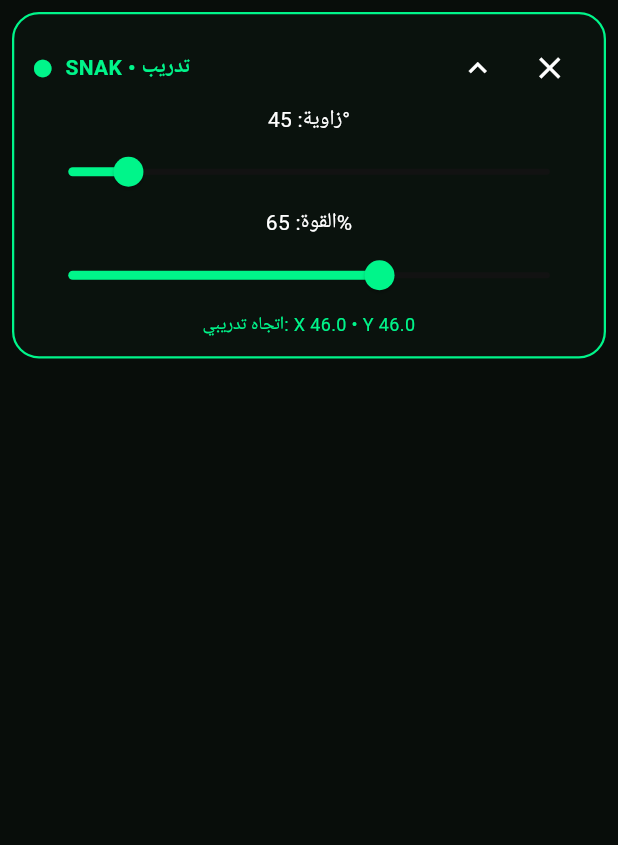
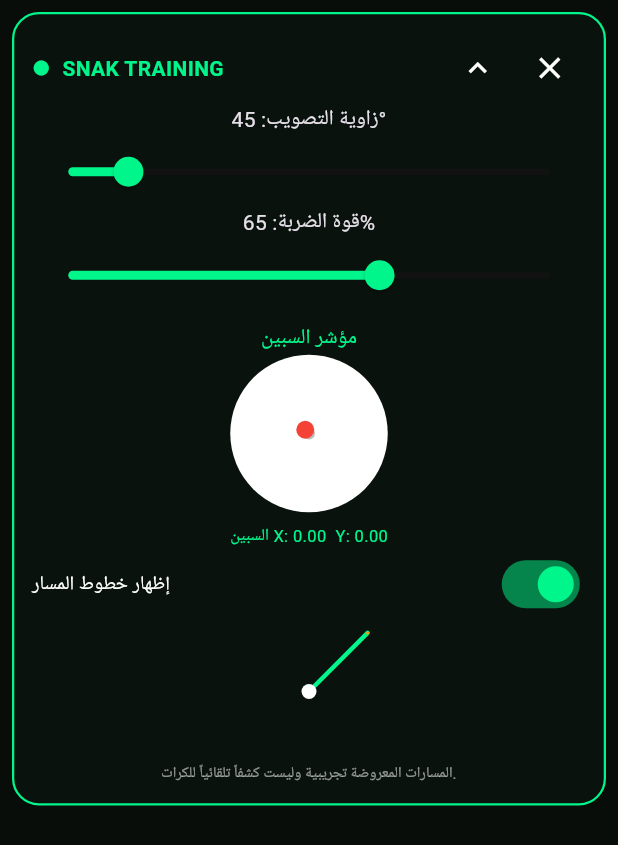
Before and after one commit to sultanswes455-creator/MERO-SMART-TRACK, a Flutter app: the TrainingOverlay widget shown alone on an empty page, opened directly, on a phone screen of 412 x 824 dp. Shown: the top 845 px of the screen. Run offline on Flutter 3.47's test engine with Material 3 defaults, Android fonts, the phone set to English and light mode, and no system bars; missing offline and left inert: flutter_overlay_window.

Commit message:
Update main.dart

```diff
--- a/lib/main.dart
+++ b/lib/main.dart
@@ -1,8 +1,9 @@
+
 import 'dart:math' as math;
 import 'package:flutter/material.dart';
 import 'package:flutter_overlay_window/flutter_overlay_window.dart';
 
-const green = Color(0xFF00F58A);
+const neon = Color(0xFF00F58A);
 const dark = Color(0xFF080D0A);
 
 void main() {
@@ -25,13 +26,94 @@ class SnakApp extends StatelessWidget {
   @override
   Widget build(BuildContext context) {
     return MaterialApp(
-      title: 'SNAK TRAINING',
       debugShowCheckedModeBanner: false,
       theme: ThemeData.dark().copyWith(
         scaffoldBackgroundColor: dark,
-        colorScheme: const ColorScheme.dark(primary: green),
+        colorScheme: const ColorScheme.dark(primary: neon),
       ),
-      home: const HomePage(),
+      home: const ActivationPage(),
+    );
+  }
+}
+
+class ActivationPage extends StatefulWidget {
+  const ActivationPage({super.key});
+
+  @override
+  State<ActivationPage> createState() => _ActivationPageState();
+}
+
+class _ActivationPageState extends State<ActivationPage> {
+  final code = TextEditingController();
+  String error = '';
+
+  void activate() {
+    if (code.text.trim() == '3111') {
+      Navigator.pushReplacement(
+        context,
+        MaterialPageRoute(builder: (_) => const HomePage()),
+      );
+    } else {
+      setState(() => error = 'كود التفعيل غير صحيح');
+    }
+  }
+
+  @override
+  void dispose() {
+    code.dispose();
+    super.dispose();
+  }
+
+  @override
+  Widget build(BuildContext context) {
+    return Scaffold(
+      body: Center(
+        child: Padding(
+          padding: const EdgeInsets.all(25),
+          child: Column(
+            mainAxisAlignment: MainAxisAlignment.center,
+            children: [
+              const Icon(Icons.sports_esports,
+                  color: neon, size: 75),
+              const SizedBox(height: 20),
+              const Text('SNAK TRAINING',
+                  style: TextStyle(
+                    color: neon,
+                    fontSize: 26,
+                    fontWeight: FontWeight.bold,
+                  )),
+              const SizedBox(height: 25),
+              TextField(
+                controller: code,
+                obscureText: true,
+                keyboardType: TextInputType.number,
+                textAlign: TextAlign.center,
+                decoration: InputDecoration(
+                  hintText: 'أدخل كود التفعيل',
+                  errorText: error.isEmpty ? null : error,
+                  filled: true,
+                  border: OutlineInputBorder(
+                    borderRadius: BorderRadius.circular(14),
+                  ),
+                ),
+                onSubmitted: (_) => activate(),
+              ),
+              const SizedBox(height: 15),
+              SizedBox(
+                width: double.infinity,
+                child: FilledButton(
+                  onPressed: activate,
+                  style: FilledButton.styleFrom(
+                    backgroundColor: neon,
+                    foregroundColor: Colors.black,
+                  ),
+                  child: const Text('دخول'),
+                ),
+              ),
+            ],
+          ),
+        ),
+      ),
     );
   }
 }
@@ -44,11 +126,11 @@ class HomePage extends StatefulWidget {
 }
 
 class _HomePageState extends State<HomePage> {
-  String status = 'النافذة العائمة متوقفة';
+  String status = 'جاهز للتشغيل';
 
-  Future<void> startOverlay() async {
+  Future<void> start() async {
     try {
-      var allowed =
+      bool allowed =
           await FlutterOverlayWindow.isPermissionGranted();
 
       if (!allowed) {
@@ -57,105 +139,71 @@ class _HomePageState extends State<HomePage> {
       }
 
       if (!allowed) {
-        setState(() {
-          status = 'لم يتم منح إذن الظهور فوق التطبيقات';
-        });
+        setState(() => status = 'يجب منح إذن الظهور فوق التطبيقات');
         return;
       }
 
       await FlutterOverlayWindow.showOverlay(
-        height: 280,
-        width: 300,
+        height: 390,
+        width: 320,
         enableDrag: true,
         overlayTitle: 'SNAK TRAINING',
-        overlayContent: 'أدوات تدريب يدوية',
+        overlayContent: 'مساعد تدريب 8 Ball Pool',
       );
 
-      setState(() {
-        status = 'تم طلب تشغيل النافذة العائمة';
-      });
-    } catch (e) {
-      setState(() {
-        status = 'تعذر تشغيل النافذة. تحقق من إعداد Android.';
-      });
+      setState(() => status = 'تم تشغيل النافذة العائمة');
+    } catch (_) {
+      setState(() => status = 'تعذر تشغيل النافذة');
     }
   }
 
-  Future<void> stopOverlay() async {
+  Future<void> stop() async {
     await FlutterOverlayWindow.closeOverlay();
-    setState(() {
-      status = 'تم إيقاف النافذة العائمة';
-    });
+    setState(() => status = 'تم إيقاف النافذة');
   }
 
   @override
   Widget build(BuildContext context) {
     return Scaffold(
       appBar: AppBar(
-        title: const Text(
-          'SNAK TRAINING',
-          style: TextStyle(
-            color: green,
-            fontWeight: FontWeight.bold,
+        title: const Text('SNAK TRAINING',
+            style: TextStyle(color: neon)),
+        centerTitle: true,
       ),
-        ),
-        centerTitle: true,
-        backgroundColor: const Color(0xFF101A13),
-      ),
-      body: ListView(
-        padding: const EdgeInsets.all(20),
+      body: Padding(
+        padding: const EdgeInsets.all(22),
+        child: Column(
+          mainAxisAlignment: MainAxisAlignment.center,
           children: [
-          const Icon(
-            Icons.sports_esports,
-            color: green,
-            size: 66,
-          ),
-          const SizedBox(height: 12),
-          const Text(
-            'مساعد تدريب 8 Ball Pool',
-            textAlign: TextAlign.center,
-            style: TextStyle(
-              fontSize: 21,
-              fontWeight: FontWeight.bold,
-            ),
-          ),
-          const SizedBox(height: 8),
-          const Text(
-            'أدوات يدوية لحساب زاوية وقوة الضربة.',
-            textAlign: TextAlign.center,
-            style: TextStyle(color: Colors.white60),
-          ),
-          const SizedBox(height: 28),
-          FilledButton.icon(
-            onPressed: startOverlay,
-            icon: const Icon(Icons.open_in_new),
+            const Icon(Icons.sports_esports,
+                color: neon, size: 75),
+            const SizedBox(height: 20),
+            const Text('مساعد تدريب 8 Ball Pool',
+                style: TextStyle(fontSize: 21)),
+            const SizedBox(height: 25),
+            SizedBox(
+              width: double.infinity,
+              child: FilledButton.icon(
+                onPressed: start,
+                icon: const Icon(Icons.play_arrow),
                 label: const Text('تشغيل النافذة العائمة'),
                 style: FilledButton.styleFrom(
-              backgroundColor: green,
+                  backgroundColor: neon,
                   foregroundColor: Colors.black,
                   padding: const EdgeInsets.all(16),
                 ),
               ),
+            ),
             const SizedBox(height: 12),
             OutlinedButton.icon(
-            onPressed: stopOverlay,
+              onPressed: stop,
               icon: const Icon(Icons.close),
-            label: const Text('إيقاف النافذة العائمة'),
+              label: const Text('إيقاف النافذة'),
             ),
-          const SizedBox(height: 22),
-          Container(
-            padding: const EdgeInsets.all(16),
-            decoration: BoxDecoration(
-              color: const Color(0xFF142019),
-              borderRadius: BorderRadius.circular(14),
+            const SizedBox(height: 20),
+            Text(status, style: const TextStyle(color: neon)),
+          ],
         ),
-            child: Text(
-              status,
-              textAlign: TextAlign.center,
-              style: const TextStyle(color: green),
-            ),
-          ),
-        ],
       ),
     );
   }
@@ -171,14 +219,12 @@ class TrainingOverlay extends StatefulWidget {
 class _TrainingOverlayState extends State<TrainingOverlay> {
   double angle = 45;
   double power = 65;
+  Offset spin = const Offset(0, 0);
   bool expanded = true;
+  bool showLines = true;
 
   @override
   Widget build(BuildContext context) {
-    final radians = angle * math.pi / 180;
-    final x = math.cos(radians) * power;
-    final y = math.sin(radians) * power;
-
     return Material(
       color: Colors.transparent,
       child: Align(
@@ -188,7 +234,7 @@ class _TrainingOverlayState extends State<TrainingOverlay> {
           padding: const EdgeInsets.all(12),
           decoration: BoxDecoration(
             color: const Color(0xF20A120D),
-            border: Border.all(color: green, width: 1.5),
+            border: Border.all(color: neon, width: 1.5),
             borderRadius: BorderRadius.circular(18),
           ),
           child: Column(
@@ -196,59 +242,114 @@ class _TrainingOverlayState extends State<TrainingOverlay> {
             children: [
               Row(
                 children: [
-                  const Icon(Icons.circle, color: green, size: 14),
+                  const Icon(Icons.circle, color: neon, size: 12),
                   const SizedBox(width: 8),
                   const Expanded(
-                    child: Text(
-                      'SNAK • تدريب',
+                    child: Text('SNAK TRAINING',
                         style: TextStyle(
-                        color: green,
+                          color: neon,
                           fontWeight: FontWeight.bold,
+                        )),
                   ),
+                  IconButton(
+                    onPressed: () =>
+                        setState(() => expanded = !expanded),
+                    icon: Icon(
+                      expanded
+                          ? Icons.expand_less
+                          : Icons.expand_more,
                     ),
                   ),
                   IconButton(
-                    onPressed: () {
-                      setState(() => expanded = !expanded);
-                    },
-                    icon: Icon(
-                      expanded ? Icons.expand_less : Icons.expand_more,
-                      color: Colors.white,
-                    ),
-                  ),
-                  IconButton(
-                    onPressed: () {
-                      FlutterOverlayWindow.closeOverlay();
-                    },
-                    icon: const Icon(Icons.close, color: Colors.white),
+                    onPressed: () =>
+                        FlutterOverlayWindow.closeOverlay(),
+                    icon: const Icon(Icons.close),
                   ),
                 ],
               ),
               if (expanded) ...[
-                Text(
-                  'زاوية: ${angle.round()}°',
-                  style: const TextStyle(color: Colors.white),
-                ),
+                Text('زاوية التصويب: ${angle.round()}°'),
                 Slider(
                   value: angle,
                   min: 0,
                   max: 360,
                   onChanged: (v) => setState(() => angle = v),
                 ),
-                Text(
-                  'القوة: ${power.round()}%',
-                  style: const TextStyle(color: Colors.white),
-                ),
+                Text('قوة الضربة: ${power.round()}%'),
                 Slider(
                   value: power,
                   min: 1,
                   max: 100,
                   onChanged: (v) => setState(() => power = v),
                 ),
+                const SizedBox(height: 8),
+                const Text('مؤشر السبين',
+                    style: TextStyle(color: neon)),
+                GestureDetector(
+                  onPanUpdate: (details) {
+                    setState(() {
+                      spin = Offset(
+                        (spin.dx + details.delta.dx / 45)
+                            .clamp(-1.0, 1.0),
+                        (spin.dy + details.delta.dy / 45)
+                            .clamp(-1.0, 1.0),
+                      );
+                    });
+                  },
+                  child: Container(
+                    width: 105,
+                    height: 105,
+                    decoration: const BoxDecoration(
+                      shape: BoxShape.circle,
+                      color: Colors.white,
+                    ),
+                    child: Stack(
+                      children: [
+                        const Center(
+                          child: CircleAvatar(
+                            radius: 4,
+                            backgroundColor: Colors.black26,
+                          ),
+                        ),
+                        Positioned(
+                          left: 50 + spin.dx * 40 - 6,
+                          top: 50 + spin.dy * 40 - 6,
+                          child: const CircleAvatar(
+                            radius: 6,
+                            backgroundColor: Colors.red,
+                          ),
+                        ),
+                      ],
+                    ),
+                  ),
+                ),
+                const SizedBox(height: 8),
                 Text(
-                  'اتجاه تدريبي: X ${x.toStringAsFixed(1)} • Y ${y.toStringAsFixed(1)}',
+                  'السبين X: ${spin.dx.toStringAsFixed(2)}'
+                  '  Y: ${spin.dy.toStringAsFixed(2)}',
+                  style: const TextStyle(color: neon, fontSize: 11),
+                ),
+                SwitchListTile(
+                  dense: true,
+                  contentPadding: EdgeInsets.zero,
+                  title: const Text('إظهار خطوط المسار'),
+                  value: showLines,
+                  activeColor: neon,
+                  onChanged: (v) =>
+                      setState(() => showLines = v),
+                ),
+                if (showLines)
+                  CustomPaint(
+                    size: const Size(250, 95),
+                    painter: PathPainter(angle, power, spin),
+                  ),
+                const Text(
+                  'المسارات المعروضة تجريبية وليست كشفاً تلقائياً للكرات.',
                   textAlign: TextAlign.center,
-                  style: const TextStyle(color: green, fontSize: 12),
+                  style: TextStyle(
+                    color: Colors.white54,
+                    fontSize: 10,
+                  ),
                 ),
               ],
             ],
@@ -258,3 +359,63 @@ class _TrainingOverlayState extends State<TrainingOverlay> {
     );
   }
 }
+
+class PathPainter extends CustomPainter {
+  final double angle;
+  final double power;
+  final Offset spin;
+
+  PathPainter(this.angle, this.power, this.spin);
+
+  @override
+  void paint(Canvas canvas, Size size) {
+    final center = Offset(size.width / 2, size.height / 2);
+    final radians = angle * math.pi / 180;
+    final length = power * 0.85;
+
+    final direction = Offset(
+      math.cos(radians),
+      -math.sin(radians),
+    );
+
+    final paint = Paint()
+      ..color = neon
+      ..strokeWidth = 3
+      ..strokeCap = StrokeCap.round;
+
+    canvas.drawLine(
+      center,
+      center + direction * length,
+      paint,
+    );
+
+    final secondPaint = Paint()
+      ..color = Colors.orange
+      ..strokeWidth = 2
+      ..strokeCap = StrokeCap.round;
+
+    final spinOffset = Offset(
+      spin.dx * 15,
+      spin.dy * 15,
+    );
+
+    canvas.drawLine(
+      center + direction * length,
+      center + direction * length + spinOffset,
+      secondPaint,
+    );
+
+    canvas.drawCircle(
+      center,
+      5,
+      Paint()..color = Colors.white,
+    );
+  }
+
+  @override
+  bool shouldRepaint(covariant PathPainter old) {
+    return old.angle != angle ||
+        old.power != power ||
+        old.spin != spin;
+  }
+}
```
Lines whose indentation alone changed are shown as unchanged.
